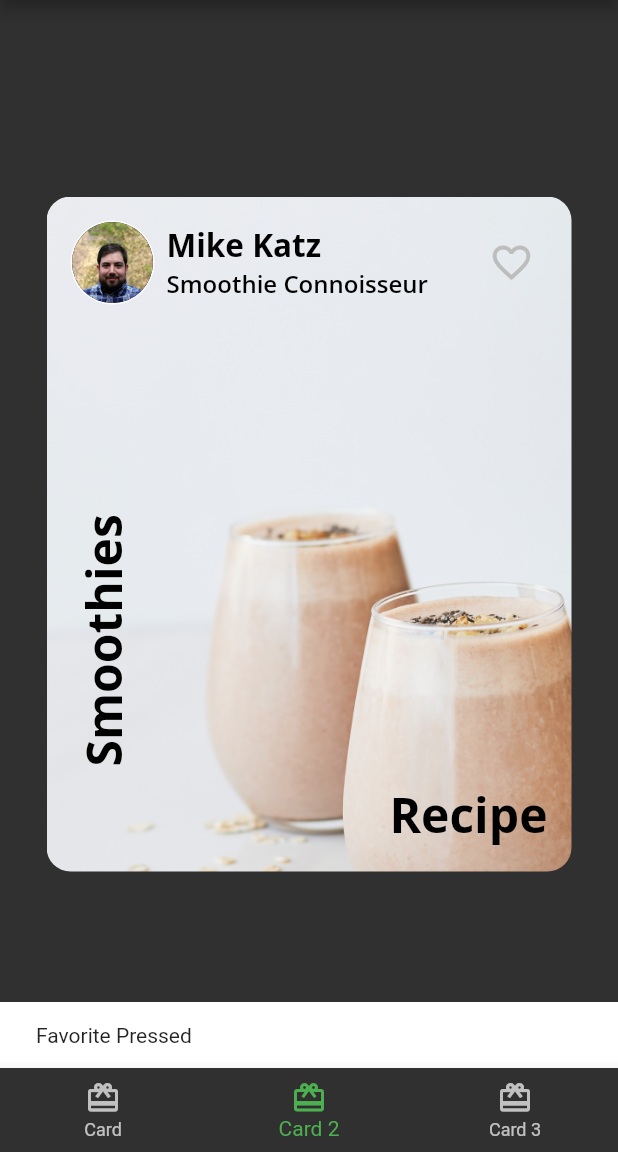
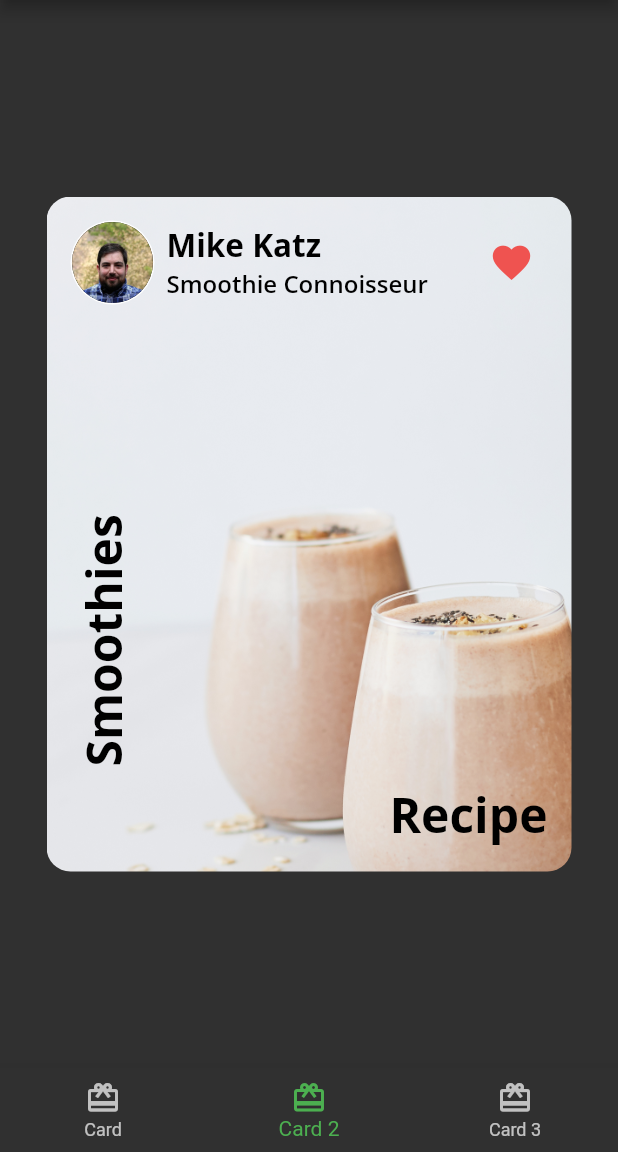
Before and after one commit to manisgoyal/fooderlich, a Flutter app: the screen it shows after launch, item 2 of the bottom bar chosen, after a tap on the "favorite outline" icon, on a phone screen of 412 x 824 dp, the part 84-1236 px from its top. Run offline on Flutter 3.47's test engine with Material 2 defaults, Android fonts, the phone set to English and light mode, and no system bars; our stand-ins replace google_fonts.

Commit message:
Final Update

```diff
--- a/lib/author_card.dart
+++ b/lib/author_card.dart
@@ -2,7 +2,7 @@ import 'package:flutter/material.dart';
 import 'fooderlich_theme.dart';
 import 'circle_image.dart';
 
-class AuthorCard extends StatelessWidget {
+class AuthorCard extends StatefulWidget {
   final String authorName;
   final String title;
   final ImageProvider? imageProvider;
@@ -15,6 +15,12 @@ class AuthorCard extends StatelessWidget {
       : super(key: key);
 
   @override
+  State<AuthorCard> createState() => _AuthorCardState();
+}
+
+class _AuthorCardState extends State<AuthorCard> {
+  bool _isFavorited = false;
+  @override
   Widget build(BuildContext context) {
     return Container(
       padding: const EdgeInsets.all(16),
@@ -25,7 +31,7 @@ class AuthorCard extends StatelessWidget {
           Row(
             children: [
               CircleImage(
-                imageProvider: imageProvider,
+                imageProvider: widget.imageProvider,
                 imageRadius: 28,
               ),
               // 2
@@ -35,11 +41,11 @@ class AuthorCard extends StatelessWidget {
                 crossAxisAlignment: CrossAxisAlignment.start,
                 children: [
                   Text(
-                    authorName,
+                    widget.authorName,
                     style: FooderlichTheme.lightTextTheme.headline2,
                   ),
                   Text(
-                    title,
+                    widget.title,
                     style: FooderlichTheme.lightTextTheme.headline3,
                   )
                 ],
@@ -47,12 +53,15 @@ class AuthorCard extends StatelessWidget {
             ],
           ),
           IconButton(
-            icon: const Icon(Icons.favorite_border),
+            icon: Icon(_isFavorited ? Icons.favorite : Icons.favorite_border),
             iconSize: 30,
-            color: Colors.grey[400],
+            color: Colors.red[400],
             onPressed: () {
-              const snackBar = SnackBar(content: Text('Favorite Pressed'));
-              ScaffoldMessenger.of(context).showSnackBar(snackBar);
+              setState(() {
+                _isFavorited = !_isFavorited;
+              });
+              // const snackBar = SnackBar(content: Text('Favorite Pressed'));
+              // ScaffoldMessenger.of(context).showSnackBar(snackBar);
             },
           ),
         ],
--- a/lib/home.dart
+++ b/lib/home.dart
@@ -17,7 +17,6 @@ class _HomeState extends State<Home> {
     const Card1(),
     const Card2(),
     const Card3(),
-    Container(color: Colors.blue)
   ];
 
   void _onItemTapped(int index) {
```
Also changed, not shown: 1 other file.
